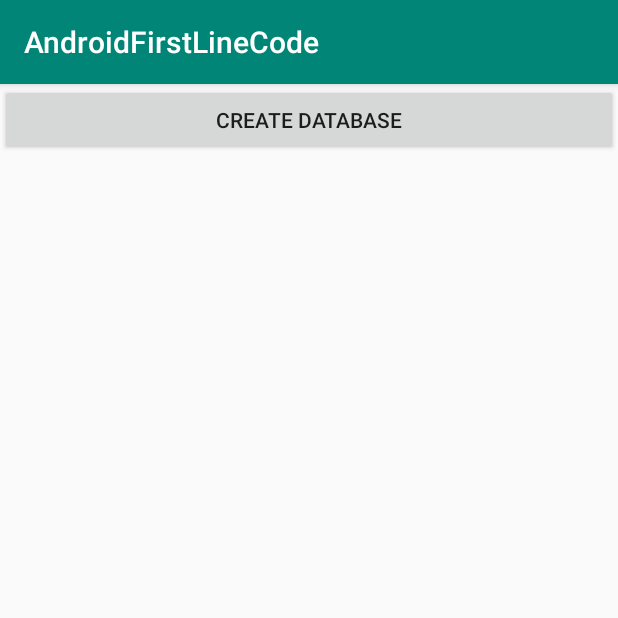
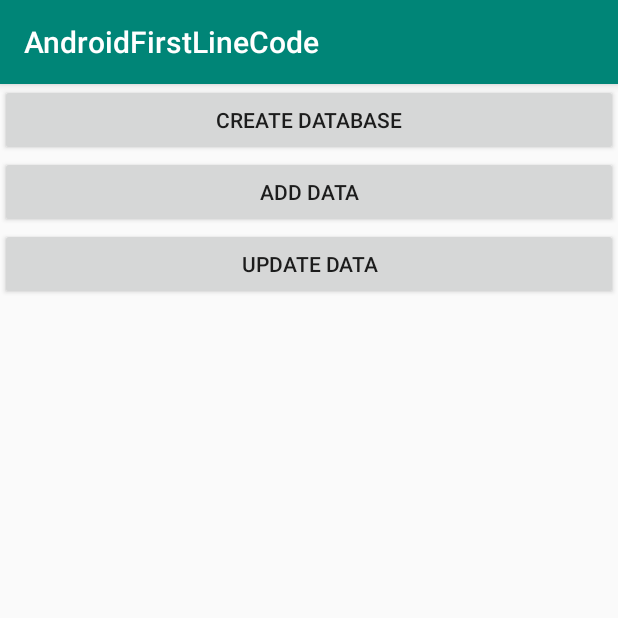
Before and after one commit to jxoday/AndroidFirstLineCode, an Android app: the screen it shows after launch (LitePalTestActivity), after a tap on "CREATE DATABASE", on a phone screen of 412 x 824 dp, the top half of it. Run offline under Robolectric (Android 15) with nearby library versions, the phone set to English and light mode, and no system bars; libraries missing offline, so code that uses them is left out: org.litepal, org.litepal.tablemanager; 1 statement that could not run was skipped.

Commit message:
学习Android数据库框架LitePal————添加数据和更新数据

```diff
--- a/app/src/main/java/com/example/androidfirstlinecode/sqllite/litepal/Book.java
+++ b/app/src/main/java/com/example/androidfirstlinecode/sqllite/litepal/Book.java
@@ -1,10 +1,12 @@
 package com.example.androidfirstlinecode.sqllite.litepal;
+
+import org.litepal.crud.LitePalSupport;
 
 /**
  * 书籍
  * @author JinXin
  */
-public class Book {
+public class Book extends LitePalSupport {
 
     private int id;
     /**
--- a/app/src/main/java/com/example/androidfirstlinecode/sqllite/litepal/LitePalTestActivity.java
+++ b/app/src/main/java/com/example/androidfirstlinecode/sqllite/litepal/LitePalTestActivity.java
@@ -4,6 +4,7 @@ import android.support.v7.app.AppCompatActivity;
 import android.os.Bundle;
 import android.view.View;
 import android.widget.Button;
+import android.widget.Toast;
 
 import com.example.androidfirstlinecode.R;
 
@@ -25,6 +26,49 @@ public class LitePalTestActivity extends AppCompatActivity {
             public void onClick(View v) {
                 // 调用connector.getDatabase()方法创建数据库
                 Connector.getDatabase();
+
+                Toast.makeText(LitePalTestActivity.this, "创建数据库成功", Toast.LENGTH_LONG).show();
+            }
+        });
+
+        // 添加数据
+        Button addDataBtn = findViewById(R.id.btn_add_data);
+        addDataBtn.setOnClickListener(new View.OnClickListener() {
+            @Override
+            public void onClick(View v) {
+                Book book = new Book();
+                book.setName("第二本书");
+                book.setAuthor("JinXin");
+                book.setPages(222);
+                book.setPrice(22.2);
+                book.setPress("西安电子大学出版社");
+
+                // save()方法从LitePalSupport继承而来
+                book.save();
+
+                Toast.makeText(LitePalTestActivity.this, "添加数据成功", Toast.LENGTH_LONG).show();
+            }
+        });
+
+        // 更新数据
+        Button updateBtn = findViewById(R.id.btn_update_data);
+        updateBtn.setOnClickListener(new View.OnClickListener() {
+            @Override
+            public void onClick(View v) {
+                Book book = new Book();
+                book.setPrice(33);
+
+                // 表示更新书名为“第二本书”的书籍价格为33
+//                book.updateAll("name = ?", "第二本书");
+                // 表示更新书名为“第二本书”并且作者为Jinxin的书籍价格为33
+//                book.updateAll("name = ? and author = ?", "第二本书", "JinXin");
+
+                // 设置默认值统一使用setToDefault()方法 int类型的默认值是0、boolean类型的默认值是false、String类型的默认值是null
+                // 表示将所有书籍的页数更新为0
+                book.setToDefault("pages");
+                book.updateAll();
+
+                Toast.makeText(LitePalTestActivity.this, "更新数据成功", Toast.LENGTH_LONG).show();
             }
         });
     }
--- a/app/src/main/res/layout/activity_lite_pal_test.xml
+++ b/app/src/main/res/layout/activity_lite_pal_test.xml
@@ -13,5 +13,17 @@
         android:layout_height="wrap_content"
         android:text="Create database"/>
 
+    <Button
+        android:id="@+id/btn_add_data"
+        android:layout_width="match_parent"
+        android:layout_height="wrap_content"
+        android:text="Add data"/>
+
+    <Button
+        android:id="@+id/btn_update_data"
+        android:layout_width="match_parent"
+        android:layout_height="wrap_content"
+        android:text="Update data"/>
+
 
 </LinearLayout>
```
